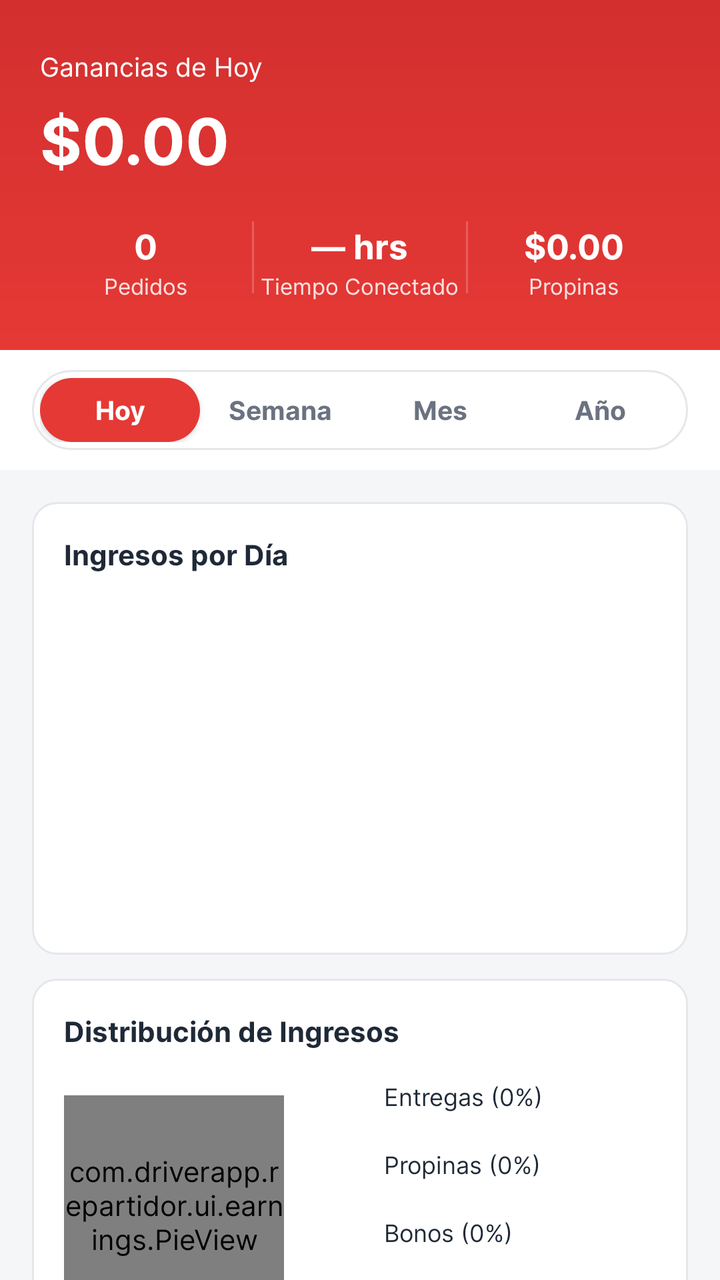
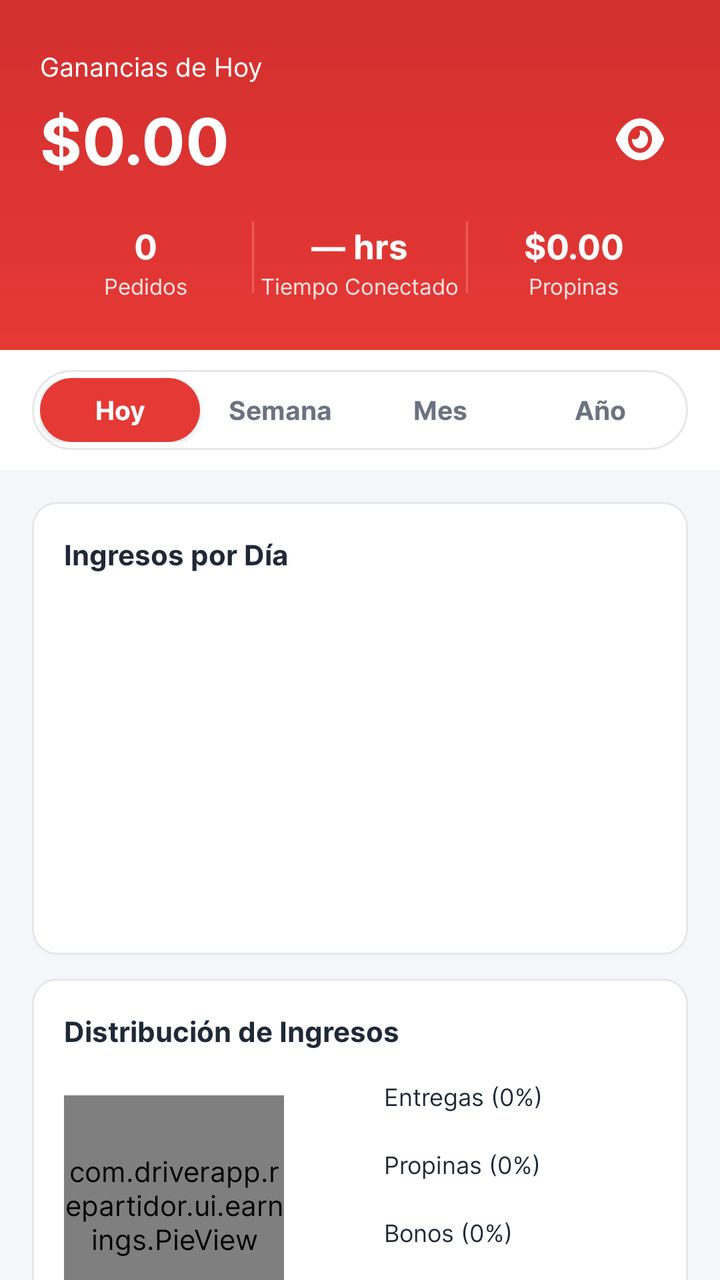

Compare the two renders of this Android layout. The source of the first and the diff that turns it into the second are given below.
<!-- AndroidManifest.xml: application theme Theme.DriverApp -->
<!-- res/layout/fragment_earnings.xml -->
<?xml version="1.0" encoding="utf-8"?>
<ScrollView xmlns:android="http://schemas.android.com/apk/res/android"
    xmlns:app="http://schemas.android.com/apk/res-auto"
    android:layout_width="match_parent"
    android:layout_height="match_parent"
    android:fillViewport="true"
    android:scrollbars="none">

    <LinearLayout
        android:layout_width="match_parent"
        android:layout_height="wrap_content"
        android:orientation="vertical">

        <LinearLayout
            android:layout_width="match_parent"
            android:layout_height="wrap_content"
            android:background="@drawable/bg_header_gradient"
            android:orientation="vertical"
            android:paddingStart="20dp"
            android:paddingTop="24dp"
            android:paddingEnd="20dp"
            android:paddingBottom="24dp">

            <TextView
                android:id="@+id/periodLabel"
                android:layout_width="wrap_content"
                android:layout_height="wrap_content"
                android:text="Ganancias de Hoy"
                android:textColor="@color/white"
                android:textSize="13sp" />

            <TextView
                android:id="@+id/earningsTotal"
                android:layout_width="wrap_content"
                android:layout_height="wrap_content"
                android:layout_marginTop="4dp"
                android:text="$0.00"
                android:textColor="@color/white"
                android:textSize="32sp"
                android:textStyle="bold" />

            <LinearLayout
                android:layout_width="match_parent"
                android:layout_height="wrap_content"
                android:layout_marginTop="18dp"
                android:orientation="horizontal">

                <LinearLayout
                    android:layout_width="0dp"
                    android:layout_height="wrap_content"
                    android:layout_weight="1"
                    android:gravity="center"
                    android:orientation="vertical">

                    <TextView
                        android:id="@+id/ordersCount"
                        android:layout_width="wrap_content"
                        android:layout_height="wrap_content"
                        android:text="0"
                        android:textColor="@color/white"
                        android:textSize="17sp"
                        android:textStyle="bold" />

                    <TextView
                        android:layout_width="wrap_content"
                        android:layout_height="wrap_content"
                        android:text="Pedidos"
                        android:textColor="@color/white"
                        android:alpha="0.85"
                        android:textSize="11sp" />
                </LinearLayout>

                <View
                    android:layout_width="1dp"
                    android:layout_height="36dp"
                    android:background="#33FFFFFF" />

                <LinearLayout
                    android:layout_width="0dp"
                    android:layout_height="wrap_content"
                    android:layout_weight="1"
                    android:gravity="center"
                    android:orientation="vertical">

                    <TextView
                        android:id="@+id/connectedTime"
                        android:layout_width="wrap_content"
                        android:layout_height="wrap_content"
                        android:text="— hrs"
                        android:textColor="@color/white"
                        android:textSize="17sp"
                        android:textStyle="bold" />

                    <TextView
                        android:layout_width="wrap_content"
                        android:layout_height="wrap_content"
                        android:text="Tiempo Conectado"
                        android:textColor="@color/white"
                        android:alpha="0.85"
                        android:textSize="11sp" />
                </LinearLayout>

                <View
                    android:layout_width="1dp"
                    android:layout_height="36dp"
                    android:background="#33FFFFFF" />

                <LinearLayout
                    android:layout_width="0dp"
                    android:layout_height="wrap_content"
                    android:layout_weight="1"
                    android:gravity="center"
                    android:orientation="vertical">

                    <TextView
                        android:id="@+id/tipsTotal"
                        android:layout_width="wrap_content"
                        android:layout_height="wrap_content"
                        android:text="$0.00"
                        android:textColor="@color/white"
                        android:textSize="17sp"
                        android:textStyle="bold" />

                    <TextView
                        android:layout_width="wrap_content"
                        android:layout_height="wrap_content"
                        android:text="Propinas"
                        android:textColor="@color/white"
                        android:alpha="0.85"
                        android:textSize="11sp" />
                </LinearLayout>
            </LinearLayout>
        </LinearLayout>

        <LinearLayout
            android:layout_width="match_parent"
            android:layout_height="wrap_content"
            android:background="@color/surface"
            android:paddingStart="16dp"
            android:paddingTop="10dp"
            android:paddingEnd="16dp"
            android:paddingBottom="10dp">

            <LinearLayout
                android:layout_width="match_parent"
                android:layout_height="40dp"
                android:background="@drawable/bg_toggle_surface"
                android:gravity="center"
                android:orientation="horizontal"
                android:padding="4dp">

                <Button
                    android:id="@+id/filterDay"
                    android:layout_width="0dp"
                    android:layout_height="match_parent"
                    android:layout_weight="1"
                    android:background="@drawable/bg_pill_active"
                    android:padding="0dp"
                    android:text="Hoy"
                    android:textAllCaps="false"
                    android:textColor="@color/white"
                    android:textSize="13sp"
                    android:textStyle="bold" />

                <Button
                    android:id="@+id/filterWeek"
                    android:layout_width="0dp"
                    android:layout_height="match_parent"
                    android:layout_weight="1"
                    android:background="@android:color/transparent"
                    android:padding="0dp"
                    android:text="Semana"
                    android:textAllCaps="false"
                    android:textColor="@color/text_muted"
                    android:textSize="13sp"
                    android:textStyle="bold" />

                <Button
                    android:id="@+id/filterMonth"
                    android:layout_width="0dp"
                    android:layout_height="match_parent"
                    android:layout_weight="1"
                    android:background="@android:color/transparent"
                    android:padding="0dp"
                    android:text="Mes"
                    android:textAllCaps="false"
                    android:textColor="@color/text_muted"
                    android:textSize="13sp"
                    android:textStyle="bold" />

                <Button
                    android:id="@+id/filterYear"
                    android:layout_width="0dp"
                    android:layout_height="match_parent"
                    android:layout_weight="1"
                    android:background="@android:color/transparent"
                    android:padding="0dp"
                    android:text="Año"
                    android:textAllCaps="false"
                    android:textColor="@color/text_muted"
                    android:textSize="13sp"
                    android:textStyle="bold" />
            </LinearLayout>
        </LinearLayout>

        <LinearLayout
            android:layout_width="match_parent"
            android:layout_height="wrap_content"
            android:layout_marginStart="16dp"
            android:layout_marginTop="16dp"
            android:layout_marginEnd="16dp"
            android:background="@drawable/bg_card"
            android:orientation="vertical"
            android:padding="16dp">

            <TextView
                android:id="@+id/barTitle"
                android:layout_width="wrap_content"
                android:layout_height="wrap_content"
                android:text="Ingresos por Día"
                android:textColor="@color/text_main"
                android:textSize="14sp"
                android:textStyle="bold" />

            <LinearLayout
                android:id="@+id/chartBars"
                android:layout_width="match_parent"
                android:layout_height="160dp"
                android:layout_marginTop="14dp"
                android:gravity="bottom"
                android:orientation="horizontal" />
        </LinearLayout>

        <LinearLayout
            android:layout_width="match_parent"
            android:layout_height="wrap_content"
            android:layout_marginStart="16dp"
            android:layout_marginTop="12dp"
            android:layout_marginEnd="16dp"
            android:background="@drawable/bg_card"
            android:orientation="vertical"
            android:padding="16dp">

            <TextView
                android:layout_width="wrap_content"
                android:layout_height="wrap_content"
                android:text="Distribución de Ingresos"
                android:textColor="@color/text_main"
                android:textSize="14sp"
                android:textStyle="bold" />

            <LinearLayout
                android:layout_width="match_parent"
                android:layout_height="wrap_content"
                android:layout_marginTop="14dp"
                android:gravity="center_vertical"
                android:orientation="horizontal">

                <com.driverapp.repartidor.ui.earnings.PieView
                    android:id="@+id/pieView"
                    android:layout_width="110dp"
                    android:layout_height="110dp" />

                <LinearLayout
                    android:layout_width="0dp"
                    android:layout_height="wrap_content"
                    android:layout_marginStart="20dp"
                    android:layout_weight="1"
                    android:orientation="vertical">

                    <TextView
                        android:id="@+id/legendDeliveries"
                        android:layout_width="wrap_content"
                        android:layout_height="wrap_content"
                        android:drawableStart="@drawable/ic_fa_circle_check"
                        android:drawablePadding="6dp"
                        android:text="Entregas (0%)"
                        android:textColor="@color/text_main"
                        android:textSize="12sp" />

                    <TextView
                        android:id="@+id/legendTips"
                        android:layout_width="wrap_content"
                        android:layout_height="wrap_content"
                        android:layout_marginTop="10dp"
                        android:drawableStart="@drawable/ic_fa_circle_exclamation"
                        android:drawablePadding="6dp"
                        android:text="Propinas (0%)"
                        android:textColor="@color/text_main"
                        android:textSize="12sp" />

                    <TextView
                        android:id="@+id/legendBonuses"
                        android:layout_width="wrap_content"
                        android:layout_height="wrap_content"
                        android:layout_marginTop="10dp"
                        android:drawableStart="@drawable/ic_fa_star"
                        android:drawablePadding="6dp"
                        android:text="Bonos (0%)"
                        android:textColor="@color/text_main"
                        android:textSize="12sp" />

                    <TextView
                        android:id="@+id/legendOther"
                        android:layout_width="wrap_content"
                        android:layout_height="wrap_content"
                        android:layout_marginTop="10dp"
                        android:drawableStart="@drawable/ic_fa_wallet"
                        android:drawablePadding="6dp"
                        android:text="Otros (0%)"
                        android:textColor="@color/text_main"
                        android:textSize="12sp" />
                </LinearLayout>
            </LinearLayout>
        </LinearLayout>

        <TextView
            android:id="@+id/historyTitle"
            android:layout_width="wrap_content"
            android:layout_height="wrap_content"
            android:layout_marginStart="16dp"
            android:layout_marginTop="20dp"
            android:layout_marginBottom="8dp"
            android:text="Historial de Pagos"
            android:textColor="@color/text_main"
            android:textSize="14sp"
            android:textStyle="bold" />

        <LinearLayout
            android:layout_width="match_parent"
            android:layout_height="wrap_content"
            android:layout_marginStart="16dp"
            android:layout_marginEnd="16dp"
            android:background="@drawable/bg_card"
            android:orientation="vertical">

            <LinearLayout
                android:id="@+id/historyList"
                android:layout_width="match_parent"
                android:layout_height="wrap_content"
                android:orientation="vertical" />
        </LinearLayout>

        <View
            android:layout_width="match_parent"
            android:layout_height="24dp" />
    </LinearLayout>
</ScrollView>
<!-- resources referenced by this layout -->
<resources>
  <color name="surface">#FFFFFF</color>
  <color name="text_main">#1F2937</color>
  <color name="text_muted">#6B7280</color>
  <color name="white">#FFFFFF</color>
  <!-- drawable bg_card (drawable) -->
  <?xml version="1.0" encoding="utf-8"?>
  <shape xmlns:android="http://schemas.android.com/apk/res/android" android:shape="rectangle">
      <solid android:color="@color/surface" />
      <stroke android:width="1dp" android:color="@color/border" />
      <corners android:radius="12dp" />
  </shape>
  <!-- drawable bg_header_gradient (drawable) -->
  <?xml version="1.0" encoding="utf-8"?>
  <shape xmlns:android="http://schemas.android.com/apk/res/android" android:shape="rectangle">
      <gradient android:angle="90" android:startColor="@color/primary" android:endColor="@color/primary_dark" />
  </shape>
  <!-- drawable bg_pill_active (drawable) -->
  <?xml version="1.0" encoding="utf-8"?>
  <shape xmlns:android="http://schemas.android.com/apk/res/android" android:shape="rectangle">
      <solid android:color="@color/primary" />
      <corners android:radius="999dp" />
  </shape>
  <!-- drawable bg_toggle_surface (drawable) -->
  <?xml version="1.0" encoding="utf-8"?>
  <shape xmlns:android="http://schemas.android.com/apk/res/android" android:shape="rectangle">
      <solid android:color="@color/surface" />
      <stroke android:width="1dp" android:color="@color/border" />
      <corners android:radius="999dp" />
  </shape>
  <!-- drawable ic_fa_circle_check (drawable) -->
  <?xml version="1.0" encoding="utf-8"?>
  <vector xmlns:android="http://schemas.android.com/apk/res/android"
      android:width="24dp"
      android:height="24dp"
      android:viewportWidth="24"
      android:viewportHeight="24">
      <group android:scaleX="0.046875" android:scaleY="0.046875">
          <path android:fillColor="@android:color/white" android:pathData="M256 512A256 256 0 1 0 256 0a256 256 0 1 0 0 512zM369 209L241 337c-9.4 9.4-24.6 9.4-33.9 0l-64-64c-9.4-9.4-9.4-24.6 0-33.9s24.6-9.4 33.9 0l47 47L335 175c9.4-9.4 24.6-9.4 33.9 0s9.4 24.6 0 33.9z"/>
      </group>
  </vector>
  <!-- drawable ic_fa_circle_exclamation (drawable) -->
  <?xml version="1.0" encoding="utf-8"?>
  <vector xmlns:android="http://schemas.android.com/apk/res/android"
      android:width="24dp"
      android:height="24dp"
      android:viewportWidth="24"
      android:viewportHeight="24">
      <group android:scaleX="0.046875" android:scaleY="0.046875">
          <path android:fillColor="@android:color/white" android:pathData="M256 512A256 256 0 1 0 256 0a256 256 0 1 0 0 512zm0-384c13.3 0 24 10.7 24 24V264c0 13.3-10.7 24-24 24s-24-10.7-24-24V152c0-13.3 10.7-24 24-24zM224 352a32 32 0 1 1 64 0 32 32 0 1 1 -64 0z"/>
      </group>
  </vector>
  <style name="Theme.DriverApp" parent="Theme.MaterialComponents.DayNight.NoActionBar">
          <item name="colorPrimary">@color/primary</item>
          <item name="colorPrimaryDark">@color/primary_dark</item>
          <item name="colorOnPrimary">@color/white</item>
          <item name="colorSecondary">@color/secondary</item>
          <item name="android:fontFamily">@font/inter</item>
          <item name="android:statusBarColor">@color/surface</item>
          <item name="android:windowBackground">@color/bg_light</item>
      </style>
  <color name="border">#E5E7EB</color>
  <color name="primary">#E53935</color>
  <color name="primary_dark">#D32F2F</color>
  <color name="secondary">#2C3E50</color>
  <color name="bg_light">#F4F6F8</color>
</resources>

<!-- the commit's change to res/layout/fragment_earnings.xml (unified diff, before → after) -->
@@ -29,15 +29,32 @@
                 android:textColor="@color/white"
                 android:textSize="13sp" />
 
-            <TextView
-                android:id="@+id/earningsTotal"
-                android:layout_width="wrap_content"
+            <LinearLayout
+                android:layout_width="match_parent"
                 android:layout_height="wrap_content"
                 android:layout_marginTop="4dp"
-                android:text="$0.00"
-                android:textColor="@color/white"
-                android:textSize="32sp"
-                android:textStyle="bold" />
+                android:gravity="center_vertical"
+                android:orientation="horizontal">
+
+                <TextView
+                    android:id="@+id/earningsTotal"
+                    android:layout_width="0dp"
+                    android:layout_height="wrap_content"
+                    android:layout_weight="1"
+                    android:text="$0.00"
+                    android:textColor="@color/white"
+                    android:textSize="32sp"
+                    android:textStyle="bold" />
+
+                <ImageButton
+                    android:id="@+id/balanceToggle"
+                    android:layout_width="40dp"
+                    android:layout_height="40dp"
+                    android:background="?attr/selectableItemBackgroundBorderless"
+                    android:contentDescription="Mostrar u ocultar saldo"
+                    android:src="@drawable/ic_fa_eye"
+                    app:tint="@color/white" />
+            </LinearLayout>
 
             <LinearLayout
                 android:layout_width="match_parent"
